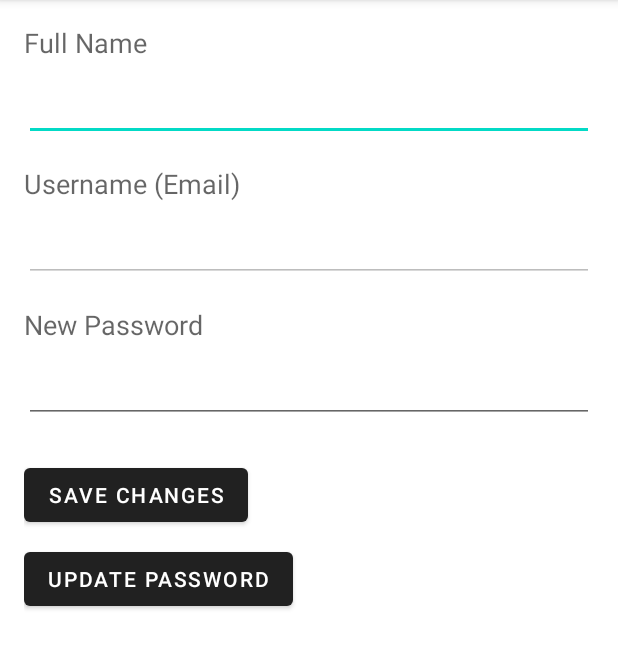
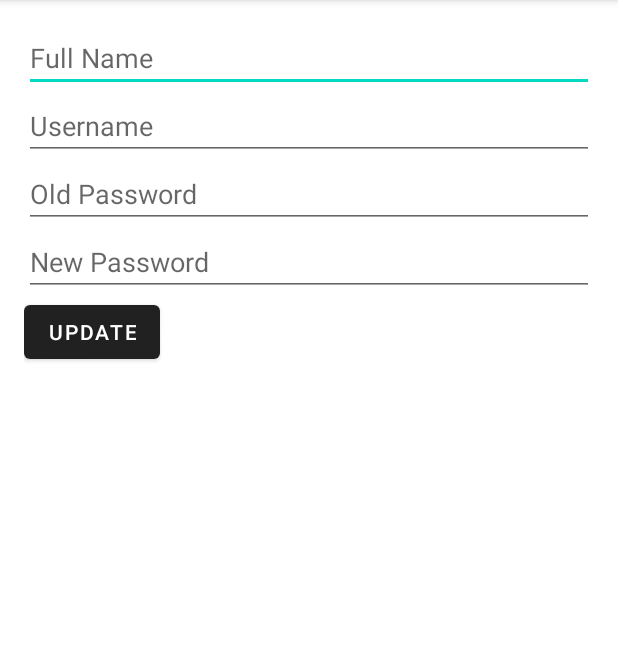
Before and after one commit to MArhamAA/TravelDiaryApp, an Android app: the SettingsActivity screen opened directly, with no data from a screen before it, on a phone screen of 412 x 824 dp, the part 84-753 px from its top. Run offline under Robolectric (Android 15) with nearby library versions, the phone set to English and light mode, and no system bars; our stand-ins replace Firebase (no records; nobody signed in at launch, a user with empty details on screens opened directly).

Commit message:
Solve settingsActivity upd, Add profile to home

```diff
--- a/app/src/main/java/com/example/traveldiary/HomeActivity.kt
+++ b/app/src/main/java/com/example/traveldiary/HomeActivity.kt
@@ -64,7 +64,7 @@ class HomeActivity : AppCompatActivity() {
                 }
 //                R.id.menu_profile -> Toast.makeText(this, "Profile", Toast.LENGTH_SHORT).show()
                 R.id.menu_logOut -> {
-                    Toast.makeText(this, "Logging out", Toast.LENGTH_SHORT).show()
+//                    Toast.makeText(this, "Logging out", Toast.LENGTH_SHORT).show()
                     signOut()
                 }
             }
--- a/app/src/main/res/layout/activity_settings.xml
+++ b/app/src/main/res/layout/activity_settings.xml
@@ -1,73 +1,44 @@
 <?xml version="1.0" encoding="utf-8"?>
-<RelativeLayout xmlns:android="http://schemas.android.com/apk/res/android"
+<LinearLayout xmlns:android="http://schemas.android.com/apk/res/android"
+    xmlns:tools="http://schemas.android.com/tools"
     android:layout_width="match_parent"
     android:layout_height="match_parent"
-    android:padding="16dp">
-
-    <TextView
-        android:id="@+id/textViewFullName"
-        android:layout_width="wrap_content"
-        android:layout_height="wrap_content"
-        android:text="Full Name"
-        android:textAppearance="?android:attr/textAppearanceMedium" />
+    android:orientation="vertical"
+    android:padding="16dp"
+    tools:context=".SettingsActivity">
 
     <EditText
         android:id="@+id/editTextFullName"
         android:layout_width="match_parent"
         android:layout_height="wrap_content"
-        android:layout_below="@id/textViewFullName"
-        android:layout_marginTop="8dp"
+        android:hint="Full Name"
         android:inputType="textPersonName" />
-
-    <TextView
-        android:id="@+id/textViewUsername"
-        android:layout_width="wrap_content"
-        android:layout_height="wrap_content"
-        android:layout_below="@id/editTextFullName"
-        android:layout_marginTop="16dp"
-        android:text="Username (Email)"
-        android:textAppearance="?android:attr/textAppearanceMedium" />
 
     <EditText
         android:id="@+id/editTextUsername"
         android:layout_width="match_parent"
         android:layout_height="wrap_content"
-        android:layout_below="@id/textViewUsername"
-        android:layout_marginTop="8dp"
-        android:inputType="textEmailAddress"
-        android:enabled="false" />
+        android:hint="Username"
+        android:inputType="textPersonName" />
 
-    <TextView
-        android:id="@+id/textViewNewPassword"
-        android:layout_width="wrap_content"
+    <EditText
+        android:id="@+id/editTextOldPassword"
+        android:layout_width="match_parent"
         android:layout_height="wrap_content"
-        android:layout_below="@id/editTextUsername"
-        android:layout_marginTop="16dp"
-        android:text="New Password"
-        android:textAppearance="?android:attr/textAppearanceMedium" />
+        android:hint="Old Password"
+        android:inputType="textPassword" />
 
     <EditText
         android:id="@+id/editTextNewPassword"
         android:layout_width="match_parent"
         android:layout_height="wrap_content"
-        android:layout_below="@id/textViewNewPassword"
-        android:layout_marginTop="8dp"
+        android:hint="New Password"
         android:inputType="textPassword" />
 
     <Button
-        android:id="@+id/saveChangesButton"
+        android:id="@+id/buttonUpdate"
         android:layout_width="wrap_content"
         android:layout_height="wrap_content"
-        android:layout_below="@id/editTextNewPassword"
-        android:layout_marginTop="24dp"
-        android:text="Save Changes" />
+        android:text="Update" />
 
-    <Button
-        android:id="@+id/updatePasswordButton"
-        android:layout_width="wrap_content"
-        android:layout_height="wrap_content"
-        android:layout_below="@id/saveChangesButton"
-        android:layout_marginTop="8dp"
-        android:text="Update Password" />
-
-</RelativeLayout>
+</LinearLayout>
```
Also changed, not shown: app/src/main/java/com/example/traveldiary/SettingsActivity.kt (+91 -59 lines), app/src/main/res/layout/activity_home.xml (+54 -14 lines).
